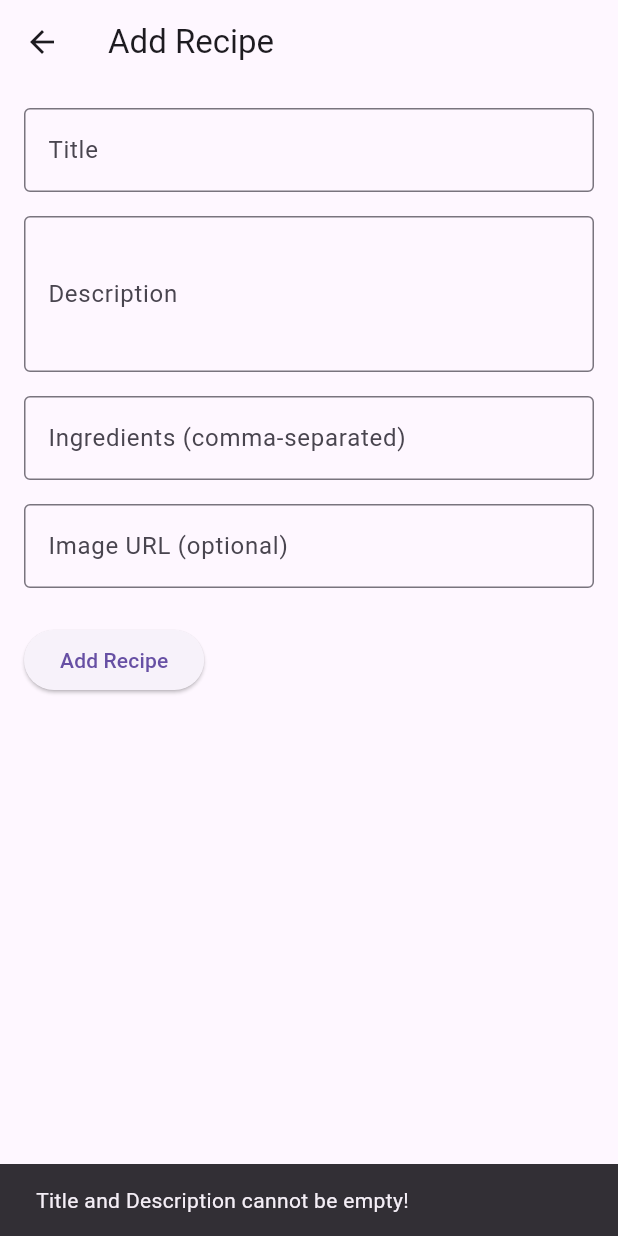
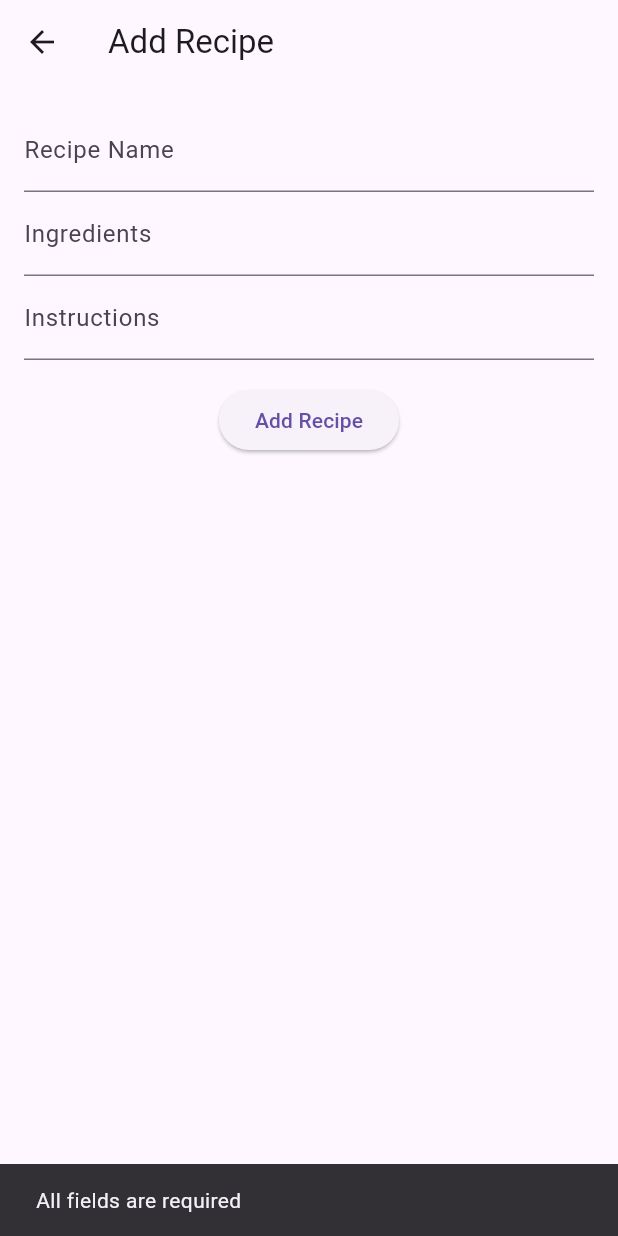
Before and after one commit to basedcodesBen/recipe_sharing_app, a Flutter app: the AddRecipeScreen screen opened directly, after a tap on "Add Recipe", on a phone screen of 412 x 824 dp. Run offline on Flutter 3.47's test engine with Material 3 defaults, Android fonts, the phone set to English and light mode, and no system bars; our stand-ins replace cloud_firestore, dio, firebase_auth, firebase_core, flutter_riverpod; accounts and stored records are empty; network calls fail.

Commit message:
added some features for logged in users

```diff
--- a/lib/core/auth_service.dart
+++ b/lib/core/auth_service.dart
@@ -13,12 +13,16 @@ class AuthService {
     return userCredential.user;
   }
 
-  // Sign up with email and password
-  Future<User?> signUp(String email, String password) async {
+  // Sign up with email, password, and name
+  Future<User?> signUp(String email, String password, String name) async {
     final userCredential = await _auth.createUserWithEmailAndPassword(
       email: email,
       password: password,
     );
+
+    // Set displayName after sign up
+    await userCredential.user?.updateDisplayName(name);
+
     return userCredential.user;
   }
 
--- a/lib/models/recipe.dart
+++ b/lib/models/recipe.dart
@@ -4,43 +4,66 @@ class Recipe {
   final String id;
   final String title;
   final String description;
+  final String imageUrl;
+  final String ownerId; // Added ownerId to associate recipe with the user
+  final DateTime createdAt;
   final List<String> ingredients;
-  final String? imageUrl;
-  final String ownerId; // 'dummy' for API recipes, Firebase UID for user recipes
-  final DateTime createdAt;
 
   Recipe({
     required this.id,
     required this.title,
     required this.description,
-    required this.ingredients,
-    this.imageUrl,
+    required this.imageUrl,
     required this.ownerId,
     required this.createdAt,
+    required this.ingredients,
   });
 
-  // Create Recipe from Firestore
-  factory Recipe.fromFirestore(String id, Map<String, dynamic> data) {
+  // Convert Firestore document to Recipe object
+  factory Recipe.fromFirestore(DocumentSnapshot doc) {
+    final data = doc.data() as Map<String, dynamic>;
+
     return Recipe(
-      id: id,
-      title: data['title'] ?? '',
+      id: doc.id,
+      title: data['title'],
       description: data['description'] ?? '',
+      imageUrl: data['imageUrl'],
+      ownerId: data['ownerId'],
+      createdAt: (data['createdAt'] as Timestamp).toDate(),
       ingredients: List<String>.from(data['ingredients'] ?? []),
-      imageUrl: data['imageUrl'],
-      ownerId: data['ownerId'] ?? '',
-      createdAt: (data['createdAt'] as Timestamp).toDate(),
     );
   }
 
-  // Convert Recipe to Firestore format
-  Map<String, dynamic> toFirestore() {
+  // Convert Recipe object to Firestore-friendly map
+  Map<String, dynamic> toMap() {
     return {
       'title': title,
       'description': description,
-      'ingredients': ingredients,
       'imageUrl': imageUrl,
       'ownerId': ownerId,
       'createdAt': createdAt,
+      'ingredients': ingredients,
     };
   }
+
+  // Implementing copyWith method to allow updating fields while keeping others unchanged
+  Recipe copyWith({
+    String? id,
+    String? title,
+    String? description,
+    String? imageUrl,
+    String? ownerId,
+    DateTime? createdAt,
+    List<String>? ingredients,
+  }) {
+    return Recipe(
+      id: id ?? this.id,
+      title: title ?? this.title,
+      description: description ?? this.description,
+      imageUrl: imageUrl ?? this.imageUrl,
+      ownerId: ownerId ?? this.ownerId,
+      createdAt: createdAt ?? this.createdAt,
+      ingredients: ingredients ?? this.ingredients,
+    );
+  }
 }
--- a/lib/providers/recipe_provider.dart
+++ b/lib/providers/recipe_provider.dart
@@ -2,6 +2,7 @@ import 'package:flutter_riverpod/flutter_riverpod.dart';
 import '../core/dio_client.dart';
 import '../models/recipe.dart';
 import 'package:cloud_firestore/cloud_firestore.dart';
+import 'package:firebase_auth/firebase_auth.dart';
 
 final dummyRecipesProvider = FutureProvider<List<Recipe>>((ref) async {
   final dio = DioClient();
@@ -13,7 +14,7 @@ final dummyRecipesProvider = FutureProvider<List<Recipe>>((ref) async {
       description: data['summary'] ?? '',
       ingredients: [],
       imageUrl: data['image'],
-      ownerId: 'dummy',
+      ownerId: 'dummy', // Placeholder for ownerId
       createdAt: DateTime.now(),
     );
   }).toList();
@@ -23,8 +24,50 @@ final firebaseRecipesProvider = StreamProvider<List<Recipe>>((ref) {
   final firestore = FirebaseFirestore.instance;
   return firestore.collection('recipes').snapshots().map((snapshot) {
     return snapshot.docs.map((doc) {
-      final data = doc.data();
-      return Recipe.fromFirestore(doc.id, data);
+      return Recipe.fromFirestore(doc);
     }).toList();
   });
 });
+
+// Function to add a recipe and associate it with the current user
+Future<void> addRecipe(Recipe recipe) async {
+  final user = FirebaseAuth.instance.currentUser;
+  if (user == null) {
+    throw Exception("User must be logged in to add a recipe");
+  }
+
+  final recipeWithOwner = recipe.copyWith(ownerId: user.uid); // Associate the recipe with the logged-in user
+
+  await FirebaseFirestore.instance.collection('recipes').add(recipeWithOwner.toMap());
+}
+
+// Function to edit a recipe (only by the owner)
+Future<void> updateRecipe(Recipe recipe) async {
+  final user = FirebaseAuth.instance.currentUser;
+  if (user == null) {
+    throw Exception("User must be logged in to edit a recipe");
+  }
+
+  if (recipe.ownerId != user.uid) {
+    throw Exception("You are not authorized to edit this recipe");
+  }
+
+  await FirebaseFirestore.instance.collection('recipes').doc(recipe.id).update(recipe.toMap());
+}
+
+// Function to delete a recipe (only by the owner)
+Future<void> deleteRecipe(String recipeId) async {
+  final user = FirebaseAuth.instance.currentUser;
+  if (user == null) {
+    throw Exception("User must be logged in to delete a recipe");
+  }
+
+  final recipeSnapshot = await FirebaseFirestore.instance.collection('recipes').doc(recipeId).get();
+  final recipeData = recipeSnapshot.data();
+
+  if (recipeData == null || recipeData['ownerId'] != user.uid) {
+    throw Exception("You are not authorized to delete this recipe");
+  }
+
+  await FirebaseFirestore.instance.collection('recipes').doc(recipeId).delete();
+}
--- a/lib/screens/auth/login_page.dart
+++ b/lib/screens/auth/login_page.dart
@@ -9,17 +9,20 @@ class LoginPage extends StatefulWidget {
 class _LoginPageState extends State<LoginPage> {
   final TextEditingController emailController = TextEditingController();
   final TextEditingController passwordController = TextEditingController();
+  final TextEditingController nameController = TextEditingController(); // Added for signup
 
   bool isLogin = true; // Switch between login and sign-up
   bool isLoading = false;
 
+  // Authentication function (Login or SignUp)
   Future<void> authenticate() async {
     final email = emailController.text.trim();
     final password = passwordController.text.trim();
+    final name = nameController.text.trim(); // Capture user name during signup
 
-    if (email.isEmpty || password.isEmpty) {
+    if (email.isEmpty || password.isEmpty || (isLogin == false && name.isEmpty)) {
       ScaffoldMessenger.of(context).showSnackBar(
-        SnackBar(content: Text('Email and password cannot be empty!')),
+        SnackBar(content: Text('Email, password, and name cannot be empty!')),
       );
       return;
     }
@@ -30,7 +33,7 @@ class _LoginPageState extends State<LoginPage> {
 
     try {
       if (isLogin) {
-        // Log in user
+        // Login user
         await FirebaseAuth.instance.signInWithEmailAndPassword(
           email: email,
           password: password,
@@ -40,16 +43,21 @@ class _LoginPageState extends State<LoginPage> {
         );
       } else {
         // Sign up user
-        await FirebaseAuth.instance.createUserWithEmailAndPassword(
+        UserCredential userCredential = await FirebaseAuth.instance.createUserWithEmailAndPassword(
           email: email,
           password: password,
         );
+
+        // Set the username after signup
+        await userCredential.user?.updateDisplayName(name);
+        await userCredential.user?.reload();
+
         ScaffoldMessenger.of(context).showSnackBar(
           SnackBar(content: Text('Account created successfully!')),
         );
       }
 
-      Navigator.pop(context); // Return to the previous page
+      Navigator.pop(context); // Return to the previous page after successful login/signup
     } on FirebaseAuthException catch (e) {
       ScaffoldMessenger.of(context).showSnackBar(
         SnackBar(content: Text('Error: ${e.message}')),
@@ -70,6 +78,17 @@ class _LoginPageState extends State<LoginPage> {
         child: Column(
           crossAxisAlignment: CrossAxisAlignment.stretch,
           children: [
+            // Name TextField (only for Sign Up)
+            if (!isLogin)
+              TextField(
+                controller: nameController,
+                decoration: InputDecoration(
+                  labelText: 'Name',
+                  border: OutlineInputBorder(),
+                ),
+              ),
+            SizedBox(height: 16),
+            // Email TextField
             TextField(
               controller: emailController,
               decoration: InputDecoration(
@@ -78,6 +97,7 @@ class _LoginPageState extends State<LoginPage> {
               ),
             ),
             SizedBox(height: 16),
+            // Password TextField
             TextField(
               controller: passwordController,
               obscureText: true,
@@ -87,12 +107,15 @@ class _LoginPageState extends State<LoginPage> {
               ),
             ),
             SizedBox(height: 24),
+            // Button to submit login/signup
             isLoading
                 ? Center(child: CircularProgressIndicator())
                 : ElevatedButton(
                     onPressed: authenticate,
                     child: Text(isLogin ? 'Login' : 'Sign Up'),
                   ),
+            SizedBox(height: 16),
+            // Toggle text button to switch between login and signup
             TextButton(
               onPressed: () {
                 setState(() {
--- a/lib/screens/recipe/add_recipe_screen.dart
+++ b/lib/screens/recipe/add_recipe_screen.dart
@@ -3,66 +3,62 @@ import 'package:firebase_auth/firebase_auth.dart';
 import 'package:cloud_firestore/cloud_firestore.dart';
 
 class AddRecipeScreen extends StatefulWidget {
-  const AddRecipeScreen({super.key});
-
   @override
   _AddRecipeScreenState createState() => _AddRecipeScreenState();
 }
 
 class _AddRecipeScreenState extends State<AddRecipeScreen> {
-  final TextEditingController titleController = TextEditingController();
-  final TextEditingController descriptionController = TextEditingController();
-  final TextEditingController ingredientsController = TextEditingController();
-  final TextEditingController imageUrlController = TextEditingController();
+  final _nameController = TextEditingController();
+  final _ingredientsController = TextEditingController();
+  final _instructionsController = TextEditingController();
+  final FirebaseAuth _auth = FirebaseAuth.instance;
+  final FirebaseFirestore _firestore = FirebaseFirestore.instance;
 
   bool isLoading = false;
 
-  Future<void> addRecipe() async {
-    final user = FirebaseAuth.instance.currentUser;
-
+  Future<void> _addRecipe() async {
+    final user = _auth.currentUser;
     if (user == null) {
-      throw Exception('User is not logged in.');
-    }
-
-    if (titleController.text.isEmpty || descriptionController.text.isEmpty) {
+      // Handle case where the user is not logged in
       ScaffoldMessenger.of(context).showSnackBar(
-        const SnackBar(content: Text('Title and Description cannot be empty!')),
+        SnackBar(content: Text('You must be logged in to add a recipe')),
       );
       return;
     }
+
+    final name = _nameController.text;
+    final ingredients = _ingredientsController.text;
+    final instructions = _instructionsController.text;
+
+    if (name.isEmpty || ingredients.isEmpty || instructions.isEmpty) {
+      ScaffoldMessenger.of(context).showSnackBar(
+        SnackBar(content: Text('All fields are required')),
+      );
+      return; // Handle empty fields
+    }
+
+    final recipeData = {
+      'name': name,
+      'ingredients': ingredients,
+      'instructions': instructions,
+      'uid': user.uid,  // Associate recipe with the user
+      'createdAt': Timestamp.now(),
+    };
 
     setState(() {
       isLoading = true;
     });
 
     try {
-      final firestore = FirebaseFirestore.instance;
-
-      await firestore.collection('recipes').add({
-        'title': titleController.text.trim(),
-        'description': descriptionController.text.trim(),
-        'ingredients': ingredientsController.text
-            .split(',')
-            .map((ingredient) => ingredient.trim())
-            .toList(),
-        'imageUrl': imageUrlController.text.trim(),
-        'ownerId': user.uid,
-        'createdAt': FieldValue.serverTimestamp(),
-      });
-
+      await _firestore.collection('recipes').add(recipeData);
       ScaffoldMessenger.of(context).showSnackBar(
-        const SnackBar(content: Text('Recipe added successfully!')),
+        SnackBar(content: Text('Recipe added successfully!')),
       );
-
-      titleController.clear();
-      descriptionController.clear();
-      ingredientsController.clear();
-      imageUrlController.clear();
-
-      Navigator.pop(context);
+      Navigator.pop(context); // Go back to the previous screen
     } catch (e) {
+      print('Error adding recipe: $e');
       ScaffoldMessenger.of(context).showSnackBar(
-        SnackBar(content: Text('Error: ${e.toString()}')),
+        SnackBar(content: Text('Failed to add recipe')),
       );
     } finally {
       setState(() {
@@ -73,82 +69,34 @@ class _AddRecipeScreenState extends State<AddRecipeScreen> {
 
   @override
   Widget build(BuildContext context) {
-    final user = FirebaseAuth.instance.currentUser;
-
-    if (user == null) {
-      return Scaffold(
-        appBar: AppBar(title: const Text('Login Required')),
-        body: Center(
-          child: Column(
-            mainAxisAlignment: MainAxisAlignment.center,
-            children: [
-              const Text(
-                'You need to log in to add recipes.',
-                style: TextStyle(fontSize: 16),
-                textAlign: TextAlign.center,
-              ),
-              const SizedBox(height: 20),
-              ElevatedButton(
-                onPressed: () {
-                  Navigator.pop(context);
-                },
-                child: const Text('Go to Login'),
-              ),
-            ],
-          ),
-        ),
-      );
-    }
-
     return Scaffold(
-      appBar: AppBar(title: const Text('Add Recipe')),
+      appBar: AppBar(
+        title: Text('Add Recipe'),
+      ),
       body: Padding(
-        padding: const EdgeInsets.all(16.0),
-        child: SingleChildScrollView(
-          child: Column(
-            crossAxisAlignment: CrossAxisAlignment.start,
-            children: [
-              TextField(
-                controller: titleController,
-                decoration: const InputDecoration(
-                  labelText: 'Title',
-                  border: OutlineInputBorder(),
-                ),
-              ),
-              const SizedBox(height: 16),
-              TextField(
-                controller: descriptionController,
-                maxLines: 3,
-                decoration: const InputDecoration(
-                  labelText: 'Description',
-                  border: OutlineInputBorder(),
-                ),
-              ),
-              const SizedBox(height: 16),
-              TextField(
-                controller: ingredientsController,
-                decoration: const InputDecoration(
-                  labelText: 'Ingredients (comma-separated)',
-                  border: OutlineInputBorder(),
-                ),
-              ),
-              const SizedBox(height: 16),
-              TextField(
-                controller: imageUrlController,
-                decoration: const InputDecoration(
-                  labelText: 'Image URL (optional)',
-                  border: OutlineInputBorder(),
-                ),
-              ),
-              const SizedBox(height: 24),
-              isLoading
-                  ? const Center(child: CircularProgressIndicator())
-                  : ElevatedButton(
-                      onPressed: addRecipe,
-                      child: const Text('Add Recipe'),
-                    ),
-            ],
-          ),
+        padding: EdgeInsets.all(16.0),
+        child: Column(
+          children: [
+            TextField(
+              controller: _nameController,
+              decoration: InputDecoration(labelText: 'Recipe Name'),
+            ),
+            TextField(
+              controller: _ingredientsController,
+              decoration: InputDecoration(labelText: 'Ingredients'),
+            ),
+            TextField(
+              controller: _instructionsController,
+              decoration: InputDecoration(labelText: 'Instructions'),
+            ),
+            SizedBox(height: 16.0),
+            isLoading
+                ? CircularProgressIndicator()
+                : ElevatedButton(
+                    onPressed: _addRecipe,
+                    child: Text('Add Recipe'),
+                  ),
+          ],
         ),
       ),
     );
--- a/lib/screens/recipe/edit_recipe_screen.dart
+++ b/lib/screens/recipe/edit_recipe_screen.dart
@@ -26,7 +26,6 @@ class _EditRecipeScreenState extends State<EditRecipeScreen> {
     titleController.text = widget.recipe.title;
     descriptionController.text = widget.recipe.description;
     ingredientsController.text = widget.recipe.ingredients.join(', ');
-    imageUrlController.text = widget.recipe.imageUrl ?? '';
   }
 
   Future<void> updateRecipe() async {
--- a/lib/widgets/recipe_card.dart
+++ b/lib/widgets/recipe_card.dart
@@ -47,9 +47,9 @@ class RecipeCard extends StatelessWidget {
             ),
             const SizedBox(height: 8),
             // Recipe image
-            if (recipe.imageUrl != null && recipe.imageUrl!.isNotEmpty)
+            if (recipe.imageUrl.isNotEmpty)
               Image.network(
-                recipe.imageUrl!,
+                recipe.imageUrl,
                 fit: BoxFit.cover,
                 height: 150,
                 width: double.infinity,
```
Also changed, not shown: lib/screens/home/home_screen.dart (+12 -1 lines), lib/screens/recipe/top_recipes_screen.dart (added, +11 -0 lines), lib/screens/recipe/trending_recipes_screen.dart (added, +11 -0 lines), lib/screens/user-recipe/user_recipe_screen.dart (added, +76 -0 lines), lib/widgets/drawer_widget.dart (added, +103 -0 lines), lib/widgets/greeting_widget.dart (+8 -8 lines).
